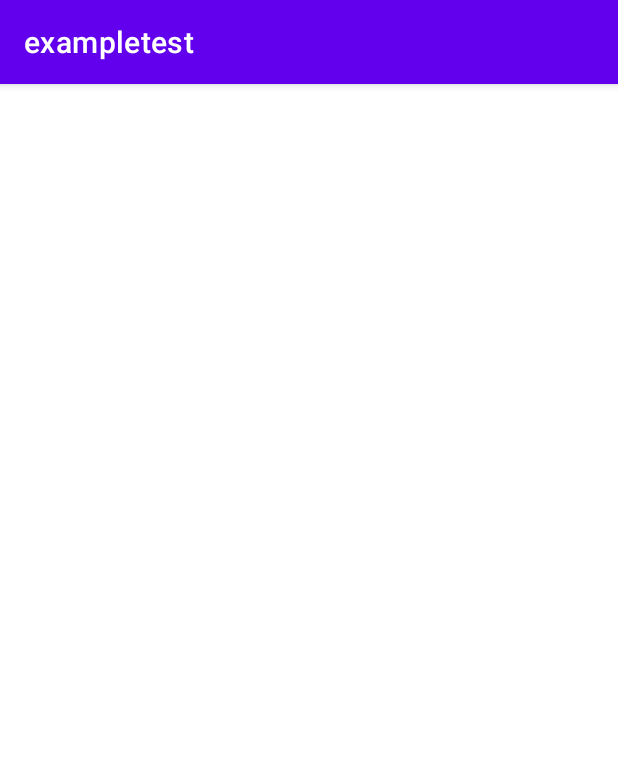
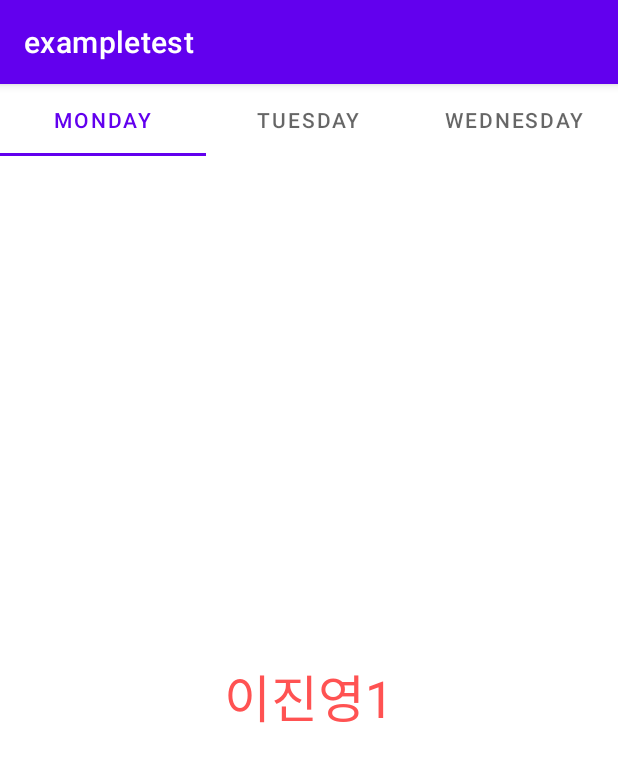
Before and after one commit to roswkzm/Android_basic_relearn, an Android app: the screen it shows after launch (MainActivity), on a phone screen of 412 x 824 dp. Shown: the top 762 px of the screen. Run offline under Robolectric (Android 15) with nearby library versions, the phone set to English and light mode, and no system bars.

Commit message:
ViewPager을 통해 Fragment 교체하기

```diff
--- a/app/build.gradle
+++ b/app/build.gradle
@@ -37,6 +37,7 @@ dependencies {
     implementation 'androidx.recyclerview:recyclerview:1.2.1'
     implementation 'com.github.bumptech.glide:glide:4.10.0'
     implementation 'com.google.firebase:firebase-database:20.0.3'
+    implementation 'com.google.android.material:material:1.2.0-alpha01'
     annotationProcessor 'com.github.bumptech.glide:compiler:4.10.0'
     testImplementation 'junit:junit:4.+'
     androidTestImplementation 'androidx.test.ext:junit:1.1.3'
--- /dev/null
+++ b/app/src/main/java/com/example/exampletest/FragMonday.java
@@ -0,0 +1,28 @@
+package com.example.exampletest;
+
+import android.os.Bundle;
+import android.view.LayoutInflater;
+import android.view.View;
+import android.view.ViewGroup;
+
+import androidx.annotation.NonNull;
+import androidx.annotation.Nullable;
+import androidx.fragment.app.Fragment;
+
+public class FragMonday extends Fragment {
+
+    private View view;
+
+    public static FragMonday newInstance(){
+        FragMonday fragMonday = new FragMonday();
+        return fragMonday;
+    }
+
+    @Nullable
+    @Override
+    public View onCreateView(@NonNull LayoutInflater inflater, @Nullable ViewGroup container, @Nullable Bundle savedInstanceState) {
+        view = inflater.inflate(R.layout.frag_monday,container,false);
+
+        return view;
+    };
+}
--- /dev/null
+++ b/app/src/main/java/com/example/exampletest/FragTuesday.java
@@ -0,0 +1,28 @@
+package com.example.exampletest;
+
+import android.os.Bundle;
+import android.view.LayoutInflater;
+import android.view.View;
+import android.view.ViewGroup;
+
+import androidx.annotation.NonNull;
+import androidx.annotation.Nullable;
+import androidx.fragment.app.Fragment;
+
+public class FragTuesday extends Fragment {
+
+    private View view;
+
+    public static FragTuesday newInstance(){
+        FragTuesday fragTuesday = new FragTuesday();
+        return fragTuesday;
+    }
+
+    @Nullable
+    @Override
+    public View onCreateView(@NonNull LayoutInflater inflater, @Nullable ViewGroup container, @Nullable Bundle savedInstanceState) {
+        view = inflater.inflate(R.layout.frag_tuesday,container,false);
+
+        return view;
+    };
+}
--- a/app/src/main/java/com/example/exampletest/MainActivity.java
+++ b/app/src/main/java/com/example/exampletest/MainActivity.java
@@ -1,15 +1,30 @@
 package com.example.exampletest;
 
 import androidx.appcompat.app.AppCompatActivity;
+import androidx.fragment.app.FragmentPagerAdapter;
+import androidx.viewpager.widget.ViewPager;
+import androidx.viewpager2.widget.ViewPager2;
 
 import android.os.Bundle;
 
+import com.google.android.material.tabs.TabLayout;
+
 public class MainActivity extends AppCompatActivity {
+
+    private FragmentPagerAdapter fragmentPagerAdapter;
 
     @Override
     protected void onCreate(Bundle savedInstanceState) {
         super.onCreate(savedInstanceState);
         setContentView(R.layout.activity_main);
 
+        //뷰페이저 세팅
+        ViewPager viewPager = findViewById(R.id.viewPager);
+        fragmentPagerAdapter = new ViewPagerAdapter(getSupportFragmentManager());
+
+        TabLayout tabLayout = findViewById(R.id.tab_layout);
+        viewPager.setAdapter(fragmentPagerAdapter);
+        tabLayout.setupWithViewPager(viewPager);
+
     }
 }
--- /dev/null
+++ b/app/src/main/java/com/example/exampletest/ViewPagerAdapter.java
@@ -0,0 +1,50 @@
+package com.example.exampletest;
+
+import androidx.annotation.NonNull;
+import androidx.annotation.Nullable;
+import androidx.fragment.app.Fragment;
+import androidx.fragment.app.FragmentManager;
+import androidx.fragment.app.FragmentPagerAdapter;
+
+public class ViewPagerAdapter extends FragmentPagerAdapter {
+    public ViewPagerAdapter(@NonNull FragmentManager fm) {
+        super(fm);
+    }
+
+    //프래그먼트 교체를 보여주는 처리를 구현한 곳
+    @NonNull
+    @Override
+    public Fragment getItem(int position) {
+        switch (position){
+            case 0:
+                return FragMonday.newInstance();
+            case 1:
+                return FragTuesday.newInstance();
+            case 2:
+                return FragWednesday.newInstance();
+            default:
+                return null;
+        }
+    }
+
+    @Override
+    public int getCount() {
+        return 3;
+    }
+
+    //상단에 탭 레이아웃 인디케이터 쪽에 텍스트를 선언해주는 곳
+    @Nullable
+    @Override
+    public CharSequence getPageTitle(int position) {
+        switch (position){
+            case 0:
+                return "Monday";
+            case 1:
+                return "Tuesday";
+            case 2:
+                return "Wednesday";
+            default:
+                return null;
+        }
+    }
+}
--- a/app/src/main/res/layout/activity_main.xml
+++ b/app/src/main/res/layout/activity_main.xml
@@ -8,5 +8,47 @@
     tools:context=".MainActivity">
 
 
+    <com.google.android.material.tabs.TabLayout
+        android:id="@+id/tab_layout"
+        android:layout_width="match_parent"
+        android:layout_height="wrap_content"
+        app:layout_constraintBottom_toTopOf="@+id/const_vp"
+        app:layout_constraintEnd_toEndOf="parent"
+        app:layout_constraintStart_toStartOf="parent"
+        app:layout_constraintTop_toTopOf="parent">
 
+        <com.google.android.material.tabs.TabItem
+            android:layout_width="wrap_content"
+            android:layout_height="wrap_content"
+            android:text="Monday" />
+
+        <com.google.android.material.tabs.TabItem
+            android:layout_width="wrap_content"
+            android:layout_height="wrap_content"
+            android:text="Tuesday" />
+
+        <com.google.android.material.tabs.TabItem
+            android:layout_width="wrap_content"
+            android:layout_height="wrap_content"
+            android:text="Wednesday" />
+    </com.google.android.material.tabs.TabLayout>
+
+    <androidx.constraintlayout.widget.ConstraintLayout
+        android:id="@+id/const_vp"
+        android:layout_width="match_parent"
+        android:layout_height="0dp"
+        app:layout_constraintBottom_toBottomOf="parent"
+        app:layout_constraintEnd_toEndOf="parent"
+        app:layout_constraintStart_toStartOf="parent"
+        app:layout_constraintTop_toBottomOf="@+id/tab_layout">
+
+        <androidx.viewpager.widget.ViewPager
+            android:id="@+id/viewPager"
+            android:layout_width="match_parent"
+            android:layout_height="match_parent"
+            app:layout_constraintBottom_toBottomOf="parent"
+            app:layout_constraintEnd_toEndOf="parent"
+            app:layout_constraintStart_toStartOf="parent"
+            app:layout_constraintTop_toTopOf="parent" />
+    </androidx.constraintlayout.widget.ConstraintLayout>
 </androidx.constraintlayout.widget.ConstraintLayout>
--- /dev/null
+++ b/app/src/main/res/layout/frag_monday.xml
@@ -0,0 +1,19 @@
+<?xml version="1.0" encoding="utf-8"?>
+<androidx.constraintlayout.widget.ConstraintLayout xmlns:android="http://schemas.android.com/apk/res/android"
+    xmlns:app="http://schemas.android.com/apk/res-auto"
+    xmlns:tools="http://schemas.android.com/tools"
+    android:layout_width="match_parent"
+    android:layout_height="match_parent">
+
+    <TextView
+        android:id="@+id/textView"
+        android:layout_width="wrap_content"
+        android:layout_height="wrap_content"
+        android:text="이진영1"
+        android:textColor="#FF5252"
+        android:textSize="34sp"
+        app:layout_constraintBottom_toBottomOf="parent"
+        app:layout_constraintEnd_toEndOf="parent"
+        app:layout_constraintStart_toStartOf="parent"
+        app:layout_constraintTop_toTopOf="parent" />
+</androidx.constraintlayout.widget.ConstraintLayout>
```
Also changed, not shown: app/src/main/java/com/example/exampletest/FragWednesday.java (added, +28 -0 lines), app/src/main/res/layout/frag_tuesday.xml (added, +19 -0 lines), app/src/main/res/layout/frag_wednesday.xml (added, +19 -0 lines).
